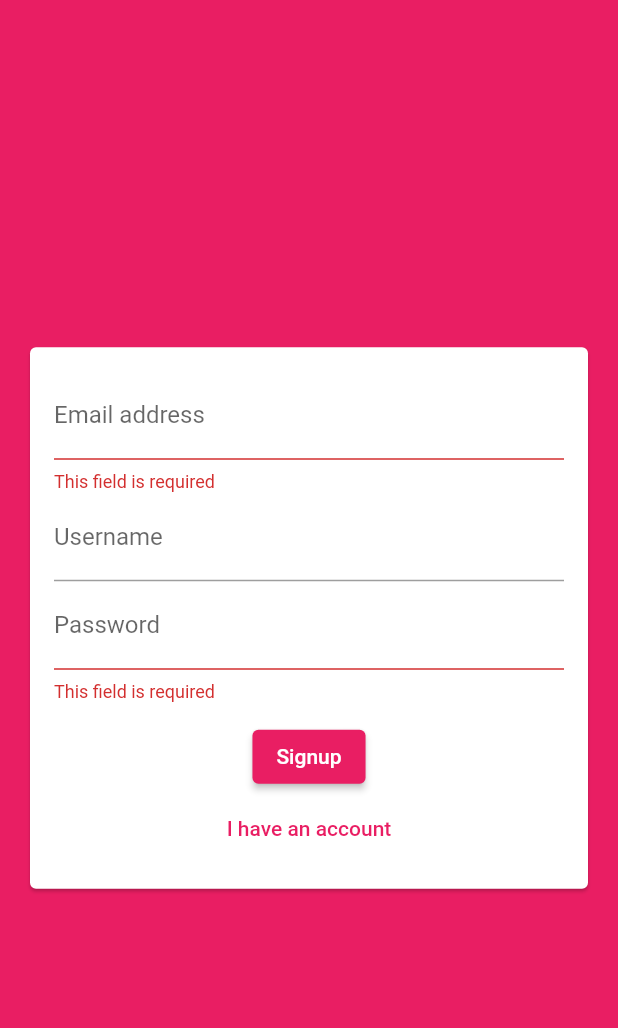
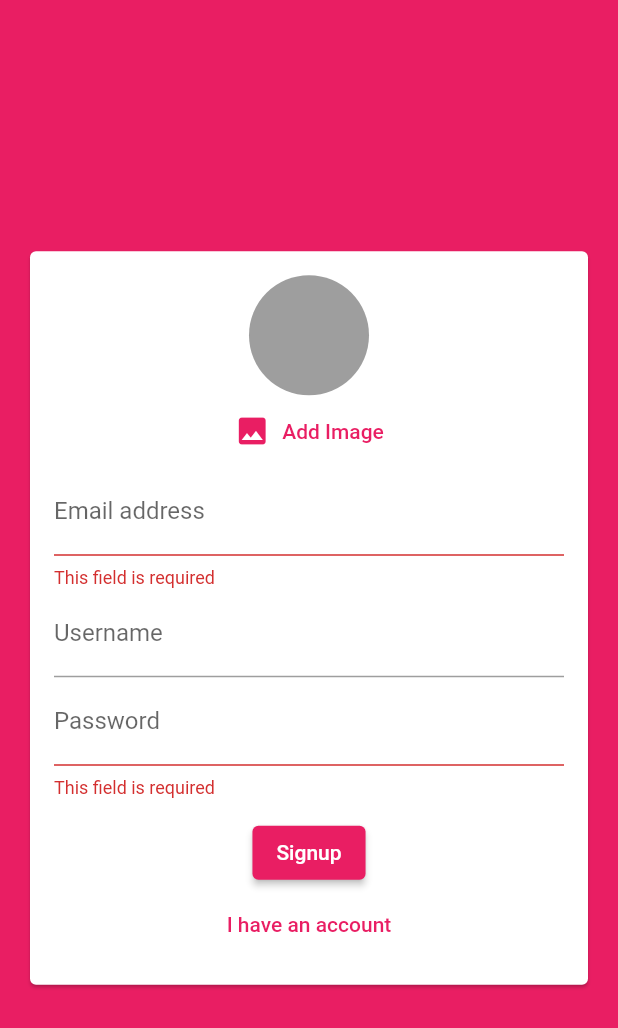
Before and after one commit to Denismr7/flutter_chat, a Flutter app: the screen it shows after launch, after a tap on "Login", after a tap on "Create new account", on a phone screen of 412 x 824 dp. Shown: the top 1028 px of the screen. Run offline on Flutter 3.47's test engine with Material 2 defaults, Android fonts, the phone set to English and light mode, and no system bars; our stand-ins replace cloud_firestore, firebase_auth, firebase_core, image_picker; accounts and stored records are empty.

Commit message:
Created profile picture picker

```diff
--- a/lib/widget/auth/auth_form.dart
+++ b/lib/widget/auth/auth_form.dart
@@ -1,4 +1,6 @@
 import 'package:flutter/material.dart';
+
+import '/widget/pickers/user_image_picker.dart';
 
 class AuthForm extends StatefulWidget {
   final void Function(
@@ -103,6 +105,7 @@ class _AuthFormState extends State<AuthForm> {
                 child: Column(
                   mainAxisSize: MainAxisSize.min,
                   children: [
+                    if (!_isLogin) UserImagePicker(),
                     TextFormField(
                       key: ValueKey('email'),
                       keyboardType: TextInputType.emailAddress,
--- /dev/null
+++ b/lib/widget/pickers/user_image_picker.dart
@@ -0,0 +1,49 @@
+import 'dart:io';
+
+import 'package:flutter/material.dart';
+
+import 'package:image_picker/image_picker.dart';
+
+class UserImagePicker extends StatefulWidget {
+  const UserImagePicker();
+
+  @override
+  _UserImagePickerState createState() => _UserImagePickerState();
+}
+
+class _UserImagePickerState extends State<UserImagePicker> {
+  File? _pickedImage;
+  void _pickImage() async {
+    var picker = ImagePicker();
+    var pickedFile = await picker.getImage(source: ImageSource.camera);
+    if (pickedFile == null) {
+      return;
+    }
+
+    setState(() {
+      _pickedImage = File(pickedFile.path);
+    });
+  }
+
+  @override
+  Widget build(BuildContext context) {
+    return Column(
+      children: [
+        CircleAvatar(
+          radius: 40,
+          backgroundColor: Colors.grey,
+          backgroundImage:
+              _pickedImage == null ? null : FileImage(_pickedImage!),
+        ),
+        TextButton.icon(
+          onPressed: _pickImage,
+          icon: Icon(Icons.image),
+          label: Text('Add Image'),
+          style: TextButton.styleFrom(
+            onSurface: Theme.of(context).primaryColor,
+          ),
+        ),
+      ],
+    );
+  }
+}
--- a/pubspec.yaml
+++ b/pubspec.yaml
@@ -30,6 +30,7 @@ dependencies:
   cupertino_icons: ^1.0.2
   cloud_firestore: ^2.3.0
   firebase_auth: ^2.0.0
+  image_picker: ^0.8.1+3
 
 dev_dependencies:
   flutter_test:
```
Also changed, not shown: pubspec.lock, 1 other file.
